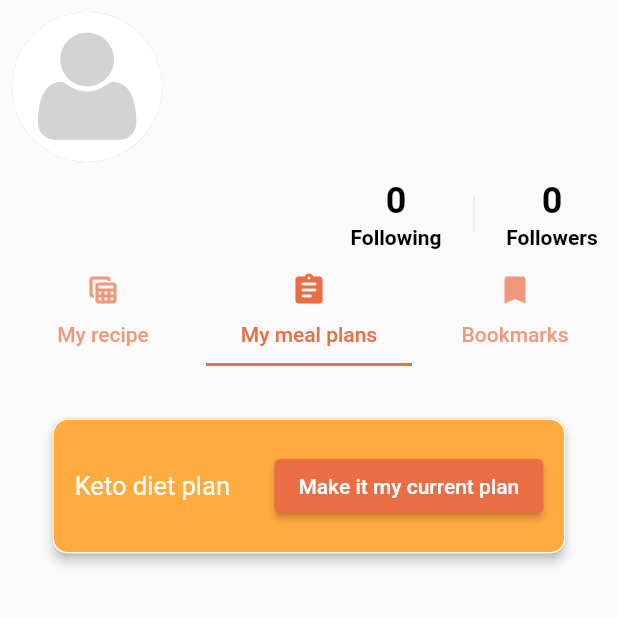
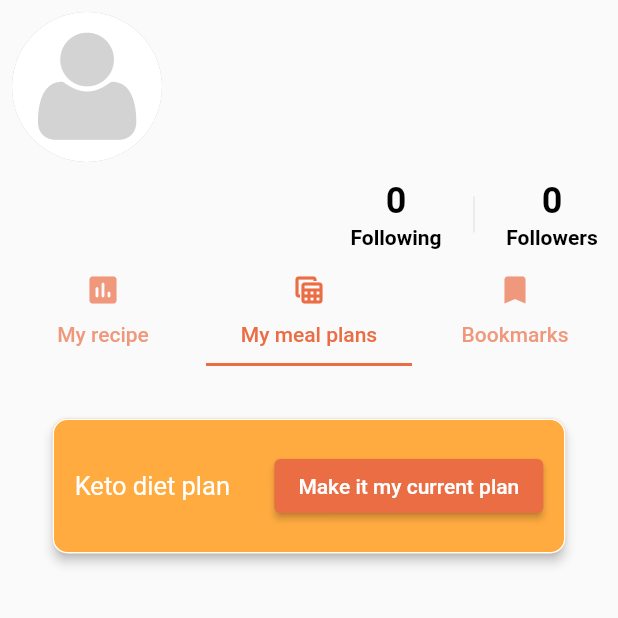
Before and after one commit to sarahAldrees/InstaYum-G7, a Flutter app: the profile screen opened directly, tab 2 chosen, on a phone screen of 412 x 824 dp, the top half of it. Run offline on Flutter 3.47's test engine with Material 2 defaults, Android fonts, the phone set to English and light mode, and no system bars; our stand-ins replace cloud_firestore, firebase_auth, firebase_core, firebase_storage, image_picker; accounts and stored records are empty; network calls fail.

Commit message:
Final version of sprint 1

```diff
--- a/lib/screen/profile_screen.dart
+++ b/lib/screen/profile_screen.dart
@@ -102,10 +102,8 @@ class profile2 extends State<profile> {
               labelColor: Color(0xFFeb6d44),
               indicatorColor: Color(0xFFeb6d44),
               tabs: [
-                Tab(icon: Icon(Icons.table_view), text: ("My recipe")),
-                Tab(
-                    icon: Icon(Icons.assignment_rounded),
-                    text: ("My meal plans")),
+                Tab(icon: Icon(Icons.assessment_rounded), text: ("My recipe")),
+                Tab(icon: Icon(Icons.table_view), text: ("My meal plans")),
                 Tab(icon: Icon(Icons.bookmark), text: ("Bookmarks")),
               ],
             ),
```
